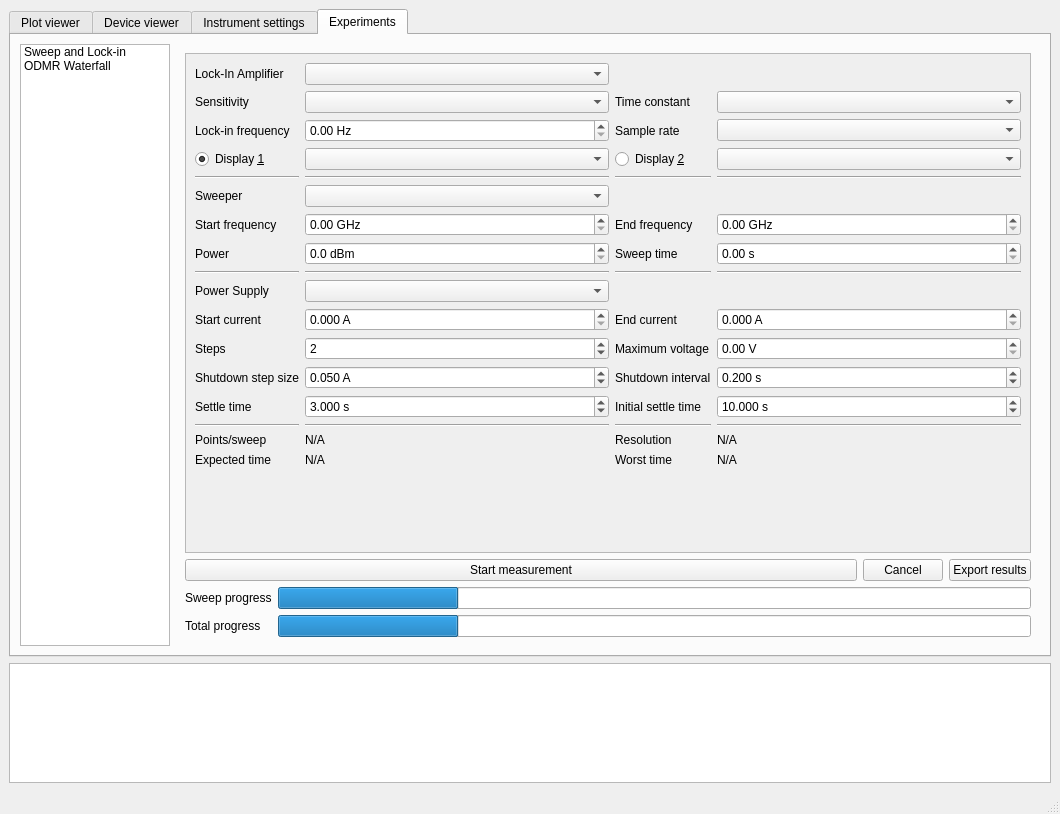
The window that UI/mainwindow.ui (bgoblyos/pymeas-ng) describes before a commit, drawn with Qt 5.
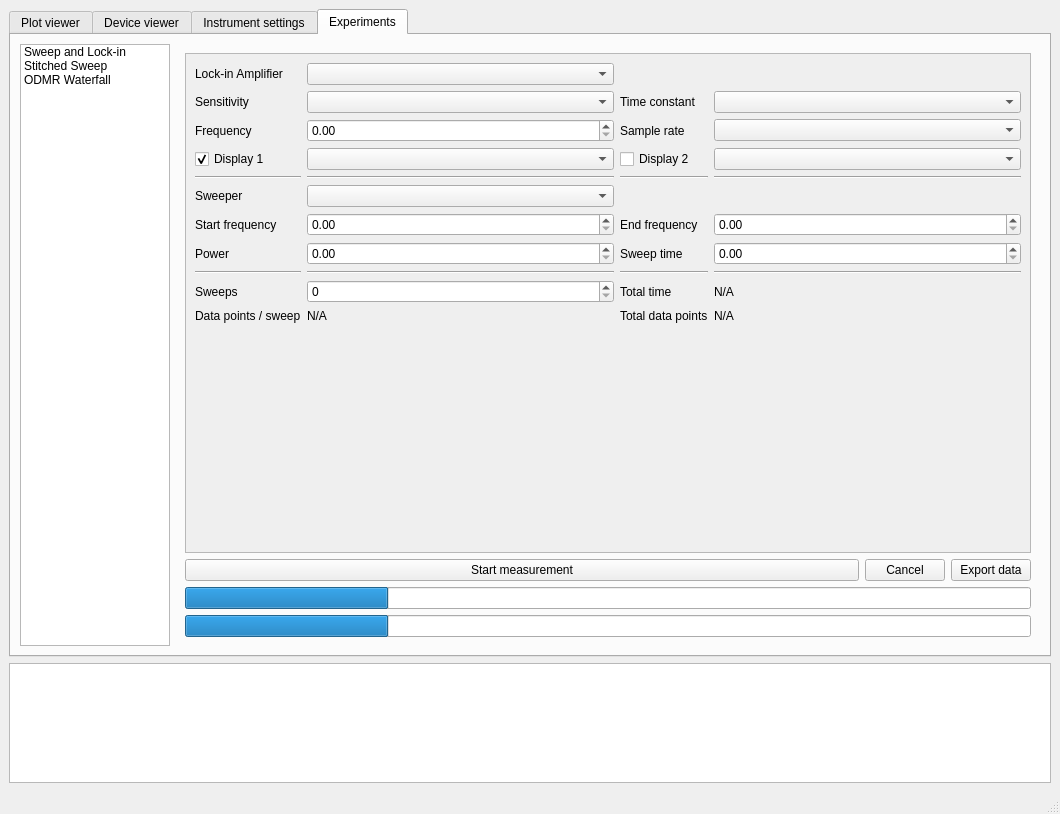
The same window after the commit. Custom widgets are drawn as their Qt base class.

Commit message: Begin work on Stitched Sweep

```diff
--- a/UI/mainwindow.ui
+++ b/UI/mainwindow.ui
@@ -575,6 +575,11 @@
             <string>Sweep and Lock-in</string>
            </property>
           </item>
+          <item>
+           <property name="text">
+            <string>Stitched Sweep</string>
+           </property>
+          </item>
           <item>
            <property name="text">
             <string>ODMR Waterfall</string>
@@ -585,7 +590,7 @@
         <item>
          <widget class="QStackedWidget" name="expStack">
           <property name="currentIndex">
-           <number>2</number>
+           <number>3</number>
           </property>
           <widget class="QWidget" name="expPlaceholder">
            <layout class="QHBoxLayout" name="horizontalLayout_10">
@@ -1643,6 +1648,338 @@
             </item>
            </layout>
           </widget>
+          <widget class="QWidget" name="expStitchedSweep">
+           <layout class="QVBoxLayout" name="verticalLayout_13">
+            <item>
+             <widget class="QScrollArea" name="scrollArea_5">
+              <property name="widgetResizable">
+               <bool>true</bool>
+              </property>
+              <widget class="QWidget" name="scrollAreaWidgetContents_5">
+               <property name="geometry">
+                <rect>
+                 <x>0</x>
+                 <y>0</y>
+                 <width>858</width>
+                 <height>505</height>
+                </rect>
+               </property>
+               <layout class="QGridLayout" name="gridLayout_3">
+                <item row="7" column="0">
+                 <widget class="QLabel" name="label_64">
+                  <property name="text">
+                   <string>Power</string>
+                  </property>
+                 </widget>
+                </item>
+                <item row="1" column="2">
+                 <widget class="QLabel" name="label_61">
+                  <property name="text">
+                   <string>Time constant</string>
+                  </property>
+                 </widget>
+                </item>
+                <item row="8" column="0">
+                 <widget class="Line" name="line_13">
+                  <property name="orientation">
+                   <enum>Qt::Orientation::Horizontal</enum>
+                  </property>
+                 </widget>
+                </item>
+                <item row="3" column="0">
+                 <widget class="QCheckBox" name="StitchedSweepDisp1Check">
+                  <property name="text">
+                   <string>Display 1</string>
+                  </property>
+                  <property name="checked">
+                   <bool>true</bool>
+                  </property>
+                 </widget>
+                </item>
+                <item row="1" column="3">
+                 <widget class="QComboBox" name="StitchedSweepTau">
+                  <property name="sizePolicy">
+                   <sizepolicy hsizetype="Expanding" vsizetype="Fixed">
+                    <horstretch>0</horstretch>
+                    <verstretch>0</verstretch>
+                   </sizepolicy>
+                  </property>
+                 </widget>
+                </item>
+                <item row="4" column="3">
+                 <widget class="Line" name="line_8">
+                  <property name="orientation">
+                   <enum>Qt::Orientation::Horizontal</enum>
+                  </property>
+                 </widget>
+                </item>
+                <item row="1" column="0">
+                 <widget class="QLabel" name="label_58">
+                  <property name="text">
+                   <string>Sensitivity</string>
+                  </property>
+                 </widget>
+                </item>
+                <item row="9" column="0">
+                 <widget class="QLabel" name="label_67">
+                  <property name="text">
+                   <string>Sweeps</string>
+                  </property>
+                 </widget>
+                </item>
+                <item row="6" column="2">
+                 <widget class="QLabel" name="label_65">
+                  <property name="text">
+                   <string>End frequency</string>
+                  </property>
+                 </widget>
+                </item>
+                <item row="3" column="3">
+                 <widget class="QComboBox" name="comboBox_4"/>
+                </item>
+                <item row="0" column="0">
+                 <widget class="QLabel" name="label_57">
+                  <property name="text">
+                   <string>Lock-in Amplifier</string>
+                  </property>
+                 </widget>
+                </item>
+                <item row="6" column="3">
+                 <widget class="QDoubleSpinBox" name="StitchedSweepEndFreq"/>
+                </item>
+                <item row="4" column="2">
+                 <widget class="Line" name="line_7">
+                  <property name="orientation">
+                   <enum>Qt::Orientation::Horizontal</enum>
+                  </property>
+                 </widget>
+                </item>
+                <item row="3" column="1">
+                 <widget class="QComboBox" name="comboBox_3"/>
+                </item>
+                <item row="9" column="1">
+                 <widget class="QSpinBox" name="StitchedSweepNumSweeps"/>
+                </item>
+                <item row="7" column="2">
+                 <widget class="QLabel" name="label_66">
+                  <property name="text">
+                   <string>Sweep time</string>
+                  </property>
+                 </widget>
+                </item>
+                <item row="5" column="0">
+                 <widget class="QLabel" name="label_60">
+                  <property name="text">
+                   <string>Sweeper</string>
+                  </property>
+                 </widget>
+                </item>
+                <item row="2" column="3">
+                 <widget class="QComboBox" name="StitchedSweepSampleRate"/>
+                </item>
+                <item row="1" column="1">
+                 <widget class="QComboBox" name="StitchedSweepSens">
+                  <property name="sizePolicy">
+                   <sizepolicy hsizetype="Expanding" vsizetype="Fixed">
+                    <horstretch>0</horstretch>
+                    <verstretch>0</verstretch>
+                   </sizepolicy>
+                  </property>
+                 </widget>
+                </item>
+                <item row="6" column="1">
+                 <widget class="QDoubleSpinBox" name="StitchedSweepStartFreq"/>
+                </item>
+                <item row="2" column="2">
+                 <widget class="QLabel" name="label_62">
+                  <property name="text">
+                   <string>Sample rate</string>
+                  </property>
+                 </widget>
+                </item>
+                <item row="3" column="2">
+                 <widget class="QCheckBox" name="StitchedSweepDisp2Check">
+                  <property name="text">
+                   <string>Display 2</string>
+                  </property>
+                 </widget>
+                </item>
+                <item row="11" column="0">
+                 <spacer name="verticalSpacer_4">
+                  <property name="orientation">
+                   <enum>Qt::Orientation::Vertical</enum>
+                  </property>
+                  <property name="sizeHint" stdset="0">
+                   <size>
+                    <width>20</width>
+                    <height>40</height>
+                   </size>
+                  </property>
+                 </spacer>
+                </item>
+                <item row="7" column="3">
+                 <widget class="QDoubleSpinBox" name="StitchedSweepSweepTime"/>
+                </item>
+                <item row="5" column="1">
+                 <widget class="QComboBox" name="StitchedSweepSweeperSelection"/>
+                </item>
+                <item row="2" column="0">
+                 <widget class="QLabel" name="label_59">
+                  <property name="text">
+                   <string>Frequency</string>
+                  </property>
+                 </widget>
+                </item>
+                <item row="9" column="3">
+                 <widget class="QLabel" name="StitchedSweepTotalTimeLabel">
+                  <property name="text">
+                   <string>N/A</string>
+                  </property>
+                 </widget>
+                </item>
+                <item row="2" column="1">
+                 <widget class="QDoubleSpinBox" name="StitchedSweepLockInFreq"/>
+                </item>
+                <item row="7" column="1">
+                 <widget class="QDoubleSpinBox" name="StitchedSweepPower"/>
+                </item>
+                <item row="4" column="0">
+                 <widget class="Line" name="line_5">
+                  <property name="orientation">
+                   <enum>Qt::Orientation::Horizontal</enum>
+                  </property>
+                 </widget>
+                </item>
+                <item row="8" column="2">
+                 <widget class="Line" name="line_15">
+                  <property name="orientation">
+                   <enum>Qt::Orientation::Horizontal</enum>
+                  </property>
+                 </widget>
+                </item>
+                <item row="9" column="2">
+                 <widget class="QLabel" name="label_68">
+                  <property name="text">
+                   <string>Total time</string>
+                  </property>
+                 </widget>
+                </item>
+                <item row="0" column="1">
+                 <widget class="QComboBox" name="StitchedSweepLockInSelection"/>
+                </item>
+                <item row="8" column="3">
+                 <widget class="Line" name="line_16">
+                  <property name="orientation">
+                   <enum>Qt::Orientation::Horizontal</enum>
+                  </property>
+                 </widget>
+                </item>
+                <item row="8" column="1">
+                 <widget class="Line" name="line_14">
+                  <property name="orientation">
+                   <enum>Qt::Orientation::Horizontal</enum>
+                  </property>
+                 </widget>
+                </item>
+                <item row="6" column="0">
+                 <widget class="QLabel" name="label_63">
+                  <property name="text">
+                   <string>Start frequency</string>
+                  </property>
+                 </widget>
+                </item>
+                <item row="4" column="1">
+                 <widget class="Line" name="line_6">
+                  <property name="orientation">
+                   <enum>Qt::Orientation::Horizontal</enum>
+                  </property>
+                 </widget>
+                </item>
+                <item row="10" column="0">
+                 <widget class="QLabel" name="label_69">
+                  <property name="text">
+                   <string>Data points / sweep</string>
+                  </property>
+                 </widget>
+                </item>
+                <item row="10" column="1">
+                 <widget class="QLabel" name="label_70">
+                  <property name="text">
+                   <string>N/A</string>
+                  </property>
+                 </widget>
+                </item>
+                <item row="10" column="2">
+                 <widget class="QLabel" name="label_71">
+                  <property name="text">
+                   <string>Total data points</string>
+                  </property>
+                 </widget>
+                </item>
+                <item row="10" column="3">
+                 <widget class="QLabel" name="StitchedSweepTotalPointsLabel">
+                  <property name="text">
+                   <string>N/A</string>
+                  </property>
+                 </widget>
+                </item>
+               </layout>
+              </widget>
+             </widget>
+            </item>
+            <item>
+             <layout class="QHBoxLayout" name="horizontalLayout_13">
+              <item>
+               <widget class="QPushButton" name="StitchedSweepStartButton">
+                <property name="sizePolicy">
+                 <sizepolicy hsizetype="Expanding" vsizetype="Fixed">
+                  <horstretch>0</horstretch>
+                  <verstretch>0</verstretch>
+                 </sizepolicy>
+                </property>
+                <property name="text">
+                 <string>Start measurement</string>
+                </property>
+               </widget>
+              </item>
+              <item>
+               <widget class="QPushButton" name="StitchedSweepCancelButton">
+                <property name="text">
+                 <string>Cancel</string>
+                </property>
+               </widget>
+              </item>
+              <item>
+               <widget class="QPushButton" name="StitchedSweepExportButton">
+                <property name="text">
+                 <string>Export data</string>
+                </property>
+               </widget>
+              </item>
+             </layout>
+            </item>
+            <item>
+             <widget class="QProgressBar" name="StitchedSweepSweepProgress">
+              <property name="value">
+               <number>24</number>
+              </property>
+              <property name="textVisible">
+               <bool>false</bool>
+              </property>
+             </widget>
+            </item>
+            <item>
+             <widget class="QProgressBar" name="StitchedSweepTotalProgress">
+              <property name="value">
+               <number>24</number>
+              </property>
+              <property name="textVisible">
+               <bool>false</bool>
+              </property>
+             </widget>
+            </item>
+           </layout>
+          </widget>
          </widget>
         </item>
        </layout>
```
Left out of the diff: 4 changed lines with no effect on the pictures. The commit also changes 3 other files.
